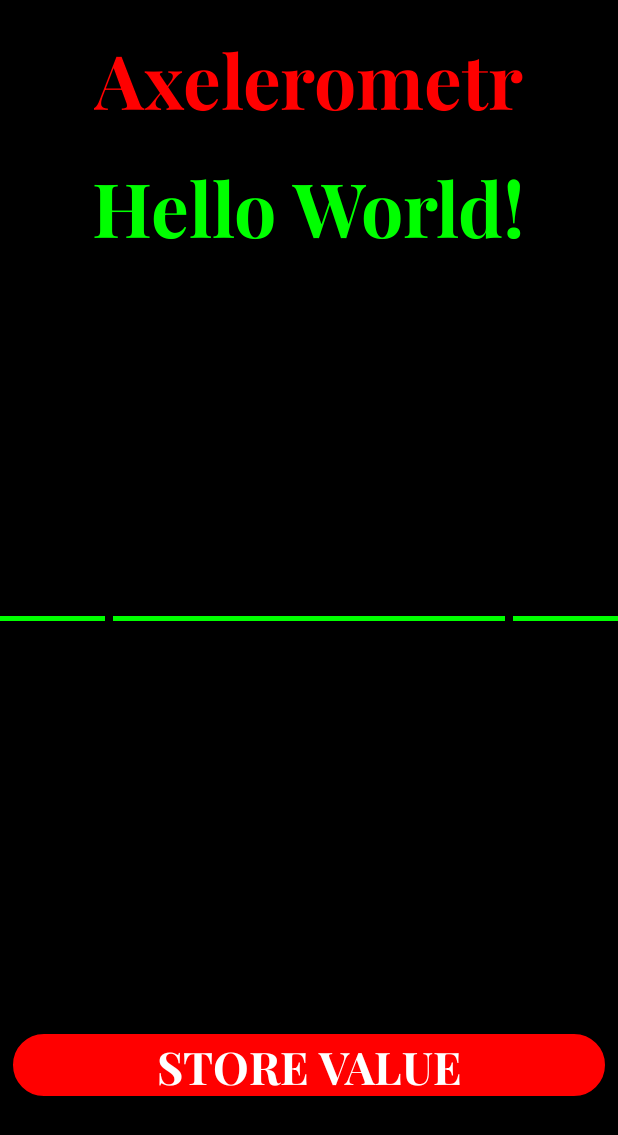
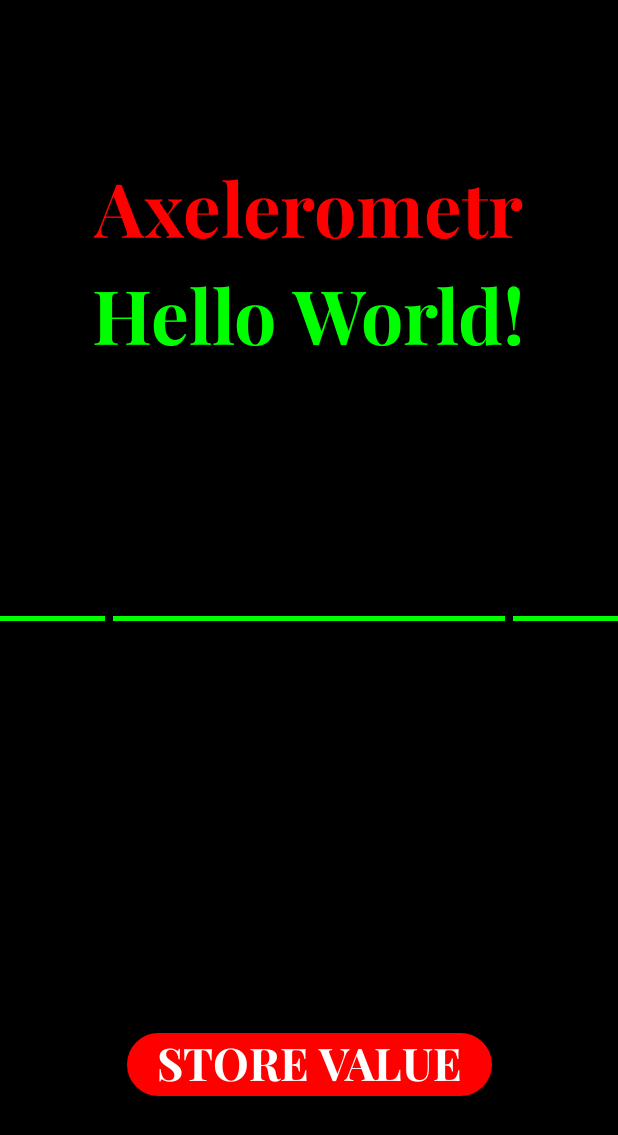
Before and after one commit to David3415/Axelerometr, an Android app: the layout activity_main.xml on its own in the app's theme, with its tools: preview values and no code run, on a phone screen of 412 x 824 dp. Shown: the top 1135 px of the screen. Run offline under Robolectric (Android 15) with nearby library versions, the phone set to English and light mode, and no system bars.

```diff
--- a/app/src/main/res/layout-land/activity_main.xml
+++ b/app/src/main/res/layout-land/activity_main.xml
@@ -10,18 +10,27 @@
 
     <TextView
         android:id="@+id/tvSensor"
+        style="@style/TextAppearance.AppCompat.TextStyle2"
         android:layout_width="wrap_content"
         android:layout_height="wrap_content"
-        android:layout_marginTop="40dp"
-        android:text="Hello World!"
-        style="@style/TextAppearance.AppCompat.TextStyle1"
+        android:layout_marginTop="100dp"
+        android:text="@string/greet"
         app:layout_constraintBottom_toBottomOf="parent"
         app:layout_constraintEnd_toEndOf="parent"
-        app:layout_constraintHorizontal_bias="0.499"
+        app:layout_constraintHorizontal_bias="0.498"
         app:layout_constraintStart_toStartOf="parent"
         app:layout_constraintTop_toTopOf="parent"
         app:layout_constraintVertical_bias="0" />
-
+    <TextView
+        android:id="@+id/app_name"
+        android:layout_width="wrap_content"
+        android:layout_height="wrap_content"
+        android:text="@string/app_name"
+        style="@style/TextAppearance.AppCompat.TextStyle1.Title"
+        app:layout_constraintBottom_toTopOf="@+id/tvSensor"
+        app:layout_constraintEnd_toEndOf="parent"
+        app:layout_constraintStart_toStartOf="parent"
+        app:layout_constraintTop_toTopOf="parent" />
     <LinearLayout
         android:id="@+id/linearLayout"
         android:layout_width="70dp"
@@ -55,4 +64,20 @@
         app:layout_constraintStart_toEndOf="@+id/linearLayout"
         app:layout_constraintTop_toTopOf="@+id/linearLayout"></LinearLayout>
 
+    <android.widget.Button
+        android:id="@+id/btnStoreVal"
+        style="@style/TextAppearance.AppCompat.TextStyle1"
+        android:layout_width="0dp"
+        android:layout_height="wrap_content"
+        android:layout_marginStart="32dp"
+        android:layout_marginEnd="32dp"
+        android:layout_marginBottom="90dp"
+        android:background="@drawable/btn_bottom"
+        android:text="@string/btn_bottom"
+
+        app:layout_constraintBottom_toBottomOf="parent"
+        app:layout_constraintEnd_toEndOf="parent"
+        app:layout_constraintStart_toStartOf="parent" />
+
+
 </androidx.constraintlayout.widget.ConstraintLayout>
--- a/app/src/main/res/layout/activity_main.xml
+++ b/app/src/main/res/layout/activity_main.xml
@@ -13,21 +13,19 @@
         style="@style/TextAppearance.AppCompat.TextStyle2"
         android:layout_width="wrap_content"
         android:layout_height="wrap_content"
-        android:layout_marginTop="100dp"
         android:text="@string/greet"
-        app:layout_constraintBottom_toBottomOf="parent"
         app:layout_constraintEnd_toEndOf="parent"
         app:layout_constraintHorizontal_bias="0.498"
         app:layout_constraintStart_toStartOf="parent"
-        app:layout_constraintTop_toTopOf="parent"
-        app:layout_constraintVertical_bias="0" />
+        app:layout_constraintTop_toBottomOf="@+id/app_name" />
+
     <TextView
         android:id="@+id/app_name"
+        style="@style/TextAppearance.AppCompat.TextStyle1.Title"
         android:layout_width="wrap_content"
         android:layout_height="wrap_content"
+        android:layout_marginTop="100dp"
         android:text="@string/app_name"
-        style="@style/TextAppearance.AppCompat.TextStyle1.Title"
-        app:layout_constraintBottom_toTopOf="@+id/tvSensor"
         app:layout_constraintEnd_toEndOf="parent"
         app:layout_constraintStart_toStartOf="parent"
         app:layout_constraintTop_toTopOf="parent" />
@@ -67,14 +65,15 @@
     <android.widget.Button
         android:id="@+id/btnStoreVal"
         style="@style/TextAppearance.AppCompat.TextStyle1"
-        android:layout_width="0dp"
+        android:layout_width="250dp"
         android:layout_height="wrap_content"
-        android:layout_marginStart="5dp"
-        android:layout_marginEnd="5dp"
+        android:layout_marginStart="32dp"
+        android:layout_marginEnd="32dp"
         android:layout_marginBottom="90dp"
         android:background="@drawable/btn_bottom"
+        android:paddingBottom="5dp"
+
         android:text="@string/btn_bottom"
-
         app:layout_constraintBottom_toBottomOf="parent"
         app:layout_constraintEnd_toEndOf="parent"
         app:layout_constraintStart_toStartOf="parent" />
```
